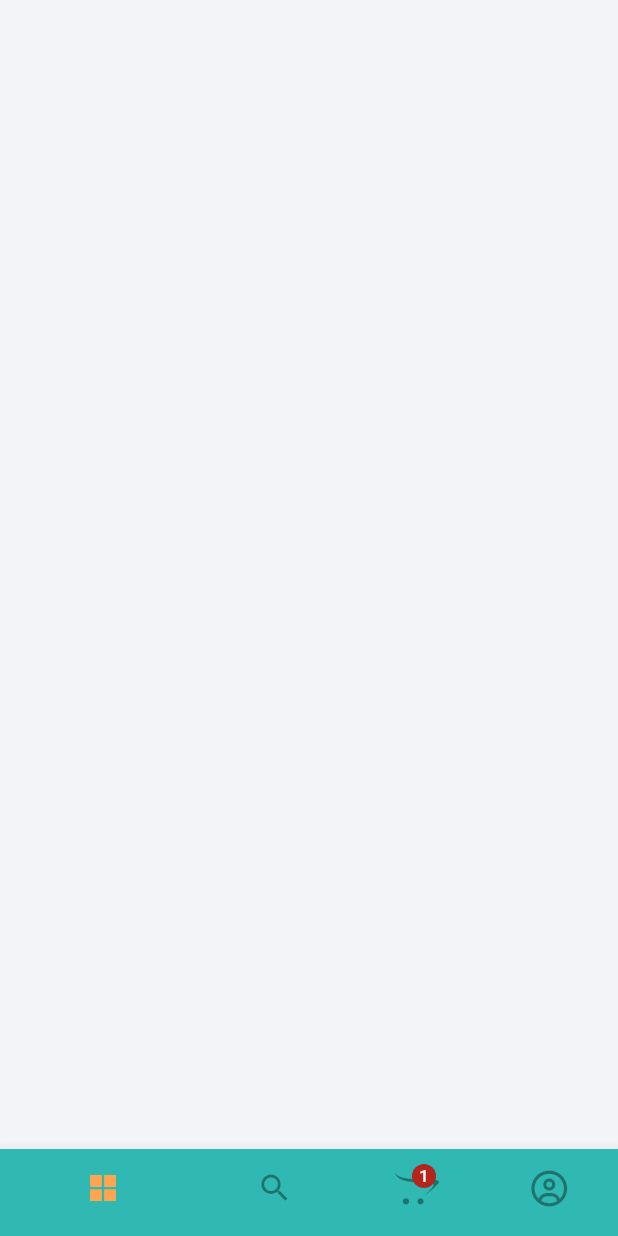
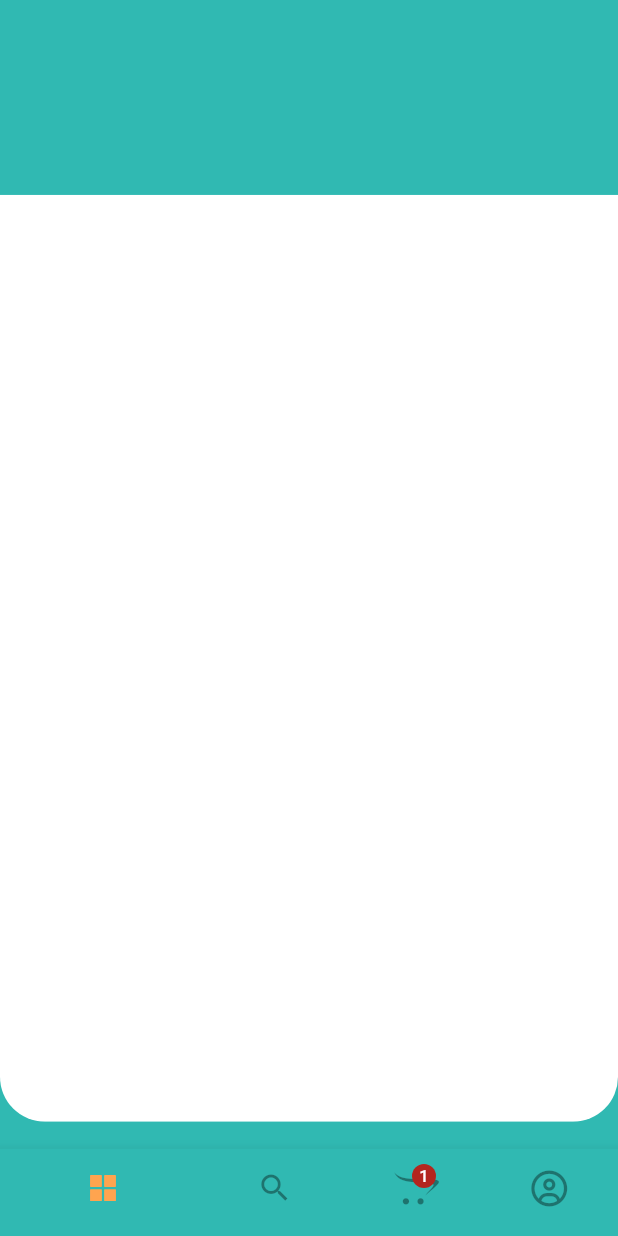
Before and after one commit to Anubhx/FoodBuddy, a Flutter app: the screen it shows after launch, on a phone screen of 412 x 824 dp. Run offline on Flutter 3.47's test engine with Material 3 defaults, Android fonts, the phone set to English and light mode, and no system bars; our stand-ins replace flutter_screenutil, flutter_vector_icons, get.

Commit message:
Fix defaultHome assignment in main.dart

```diff
--- /dev/null
+++ b/foodbuddy/lib/common/custom_container.dart
@@ -0,0 +1,32 @@
+// ignore_for_file: must_be_immutable
+
+import 'package:flutter/material.dart';
+import 'package:flutter_screenutil/flutter_screenutil.dart';
+import 'package:foodbuddy/constants/constants.dart';
+
+class CustomContainer extends StatelessWidget {
+  CustomContainer({super.key, required this.containerContent});
+
+  Widget containerContent;
+
+  @override
+  Widget build(BuildContext context) {
+    return SizedBox(
+      height: MediaQuery.of(context).size.height * 0.75,
+      width: width,
+      child: ClipRRect(
+        borderRadius: BorderRadius.only(
+          bottomLeft: Radius.circular(30.r),
+          bottomRight: Radius.circular(30.r),
+        ),
+        child: Container(
+          width: width,
+          color: kWhite,
+          child: SingleChildScrollView(
+            child: containerContent,
+          ),
+        ),
+      ),
+    );
+  }
+}
--- a/foodbuddy/lib/main.dart
+++ b/foodbuddy/lib/main.dart
@@ -6,7 +6,7 @@
 
 
 
-Widget defaultHome = const MainScreen();
+Widget defaultHome =  MainScreen();
 
 void main() {
   runApp(const MyApp());
--- a/foodbuddy/lib/views/entrypoint.dart
+++ b/foodbuddy/lib/views/entrypoint.dart
@@ -1,12 +1,25 @@
+// ignore_for_file: must_be_immutable
+
 import 'package:flutter/material.dart';
 import 'package:flutter_vector_icons/flutter_vector_icons.dart';
 import 'package:foodbuddy/constants/constants.dart';
 import 'package:foodbuddy/constants/controllers/tab_index_controller.dart';
+import 'package:foodbuddy/views/cart/cart_page.dart';
+import 'package:foodbuddy/views/home/home_page.dart';
+import 'package:foodbuddy/views/profile/profile_page.dart';
+import 'package:foodbuddy/views/search/search_page.dart';
 import 'package:get/get.dart';
-import 'package:flutter_vector_icons/flutter_vector_icons.dart';
+// ignore: duplicate_import
+//import 'package:flutter_vector_icons/flutter_vector_icons.dart';
 
 class MainScreen extends StatelessWidget {
-  const MainScreen({super.key});
+  MainScreen({super.key});
+  List<Widget> pageList = const [
+    HomePage(),
+    SearchPage(),
+    CartPage(),
+    ProfilePage(),
+  ];
 
   @override
   Widget build(BuildContext context) {
@@ -14,11 +27,7 @@
     return Obx(() => Scaffold(
           body: Stack(
             children: [
-              Container(
-                height: height,
-                width: width,
-                color: kOffWhite,
-              ),
+              pageList[controller.tabIndex],
               Align(
                 alignment: Alignment.bottomCenter,
                 child: Theme(
--- /dev/null
+++ b/foodbuddy/lib/views/home/home_page.dart
@@ -0,0 +1,18 @@
+import 'package:flutter/material.dart';
+import 'package:flutter_screenutil/flutter_screenutil.dart';
+import 'package:foodbuddy/common/custom_container.dart';
+import 'package:foodbuddy/constants/constants.dart';
+
+class HomePage extends StatelessWidget {
+  const HomePage({super.key});
+
+  @override
+  Widget build(BuildContext context) {
+    return Scaffold(
+      backgroundColor: kPrimary,
+      appBar: PreferredSize(preferredSize: Size.fromHeight(130.h),child: Container(height: 130,),) ,
+      body: SafeArea(
+        child: CustomContainer(containerContent:Container() ))
+    );
+  }
+}
```
Also changed, not shown: foodbuddy/lib/views/cart/cart_page.dart (added, +17 -0 lines), foodbuddy/lib/views/profile/profile_page.dart (added, +17 -0 lines), foodbuddy/lib/views/search/search_page.dart (added, +17 -0 lines).
